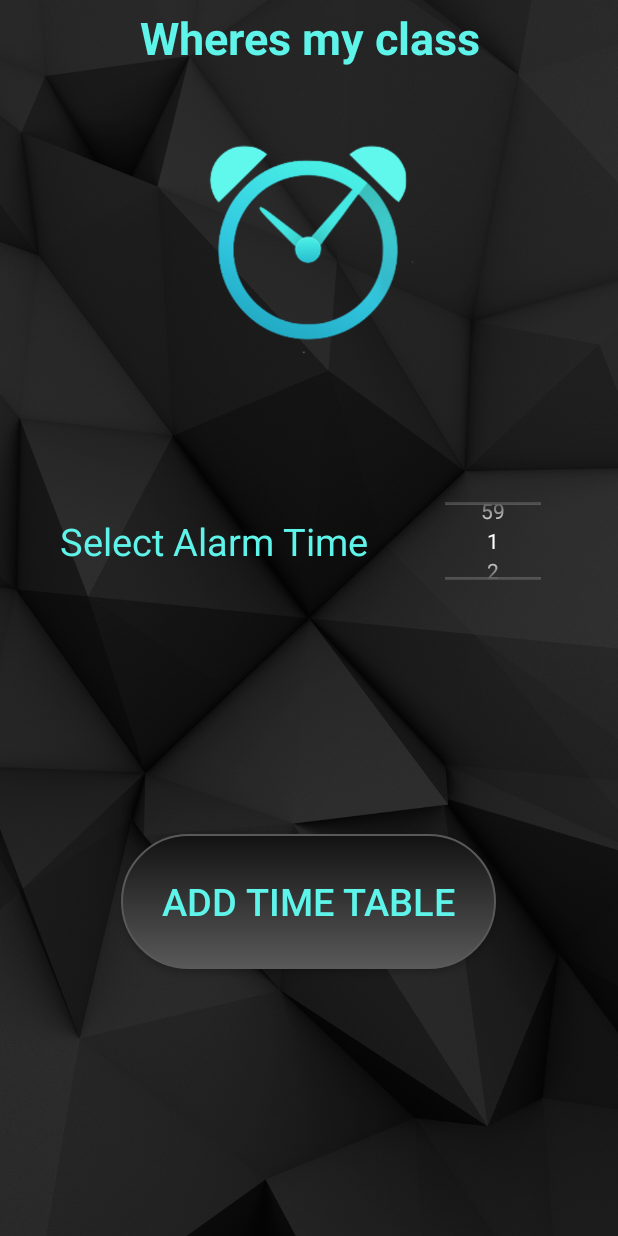
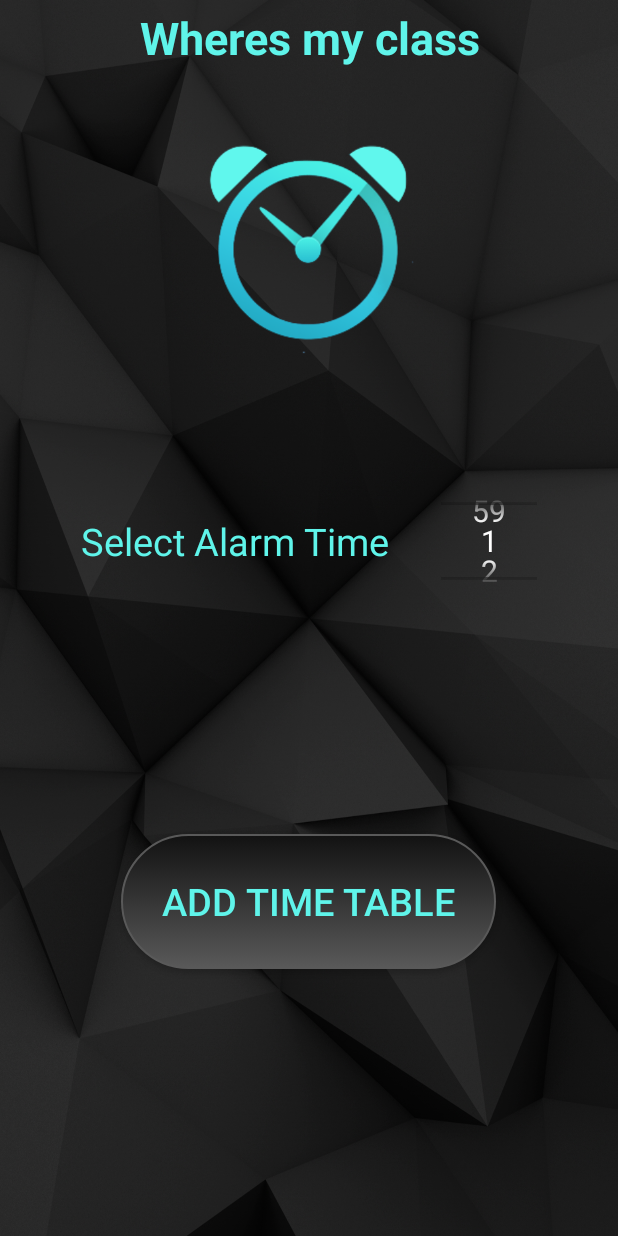
Before and after one commit to Faateh-Jarree/WheresMyClass, an Android app: the screen it shows after launch (Add_Table), on a phone screen of 412 x 824 dp. Run offline under Robolectric (Android 15) with nearby library versions, the phone set to English and light mode, and no system bars.

Commit message:
Final Changes

```diff
--- a/app/src/main/res/layout/add_table.xml
+++ b/app/src/main/res/layout/add_table.xml
@@ -49,11 +49,13 @@
 
         android:layout_marginStart="40dp"
         android:layout_marginTop="50dp"
+        android:layout_marginEnd="10dp"
         android:layout_marginBottom="8dp"
         android:text="@string/addTable_tv"
         android:textColor="@color/colorAccent"
         android:textSize="25sp"
         app:layout_constraintBottom_toBottomOf="parent"
+        app:layout_constraintEnd_toStartOf="@+id/number_picker_wgt"
         app:layout_constraintStart_toStartOf="parent"
         app:layout_constraintTop_toBottomOf="@+id/logo_img"
         app:layout_constraintVertical_bias="0.060000002" />
@@ -63,8 +65,11 @@
         android:layout_width="wrap_content"
         android:layout_height="60dp"
         android:layout_marginHorizontal="50dp"
+        android:layout_marginStart="10dp"
 
+        android:layout_marginEnd="40dp"
         android:layout_marginBottom="10dp"
+        android:theme="@style/AppTheme.Picker"
         app:layout_constraintBottom_toBottomOf="@+id/select_time_tv"
         app:layout_constraintEnd_toEndOf="parent"
         app:layout_constraintHorizontal_bias="0.503"
--- a/app/src/main/res/layout/set_reminder_time.xml
+++ b/app/src/main/res/layout/set_reminder_time.xml
@@ -49,11 +49,13 @@
 
         android:layout_marginStart="40dp"
         android:layout_marginTop="50dp"
+        android:layout_marginEnd="5dp"
         android:layout_marginBottom="8dp"
         android:text="@string/addTable_tv"
         android:textColor="@color/colorAccent"
         android:textSize="25sp"
         app:layout_constraintBottom_toBottomOf="parent"
+        app:layout_constraintEnd_toStartOf="@+id/number_picker_wgt"
         app:layout_constraintStart_toStartOf="parent"
         app:layout_constraintTop_toBottomOf="@+id/logo_img"
         app:layout_constraintVertical_bias="0.060000002" />
@@ -63,8 +65,10 @@
         android:layout_width="wrap_content"
         android:layout_height="60dp"
         android:layout_marginHorizontal="50dp"
+        android:layout_marginEnd="40dp"
 
         android:layout_marginBottom="10dp"
+        android:theme="@style/AppTheme.Picker"
         app:layout_constraintBottom_toBottomOf="@+id/select_time_tv"
         app:layout_constraintEnd_toEndOf="parent"
         app:layout_constraintHorizontal_bias="0.503"
--- a/app/src/main/res/values/styles.xml
+++ b/app/src/main/res/values/styles.xml
@@ -58,4 +58,10 @@
     <style name="view_pager_theme" parent="nav_drawer_theme" >
 
     </style>
+
+    <style name="AppTheme.Picker" parent="Theme.AppCompat.Light.NoActionBar" >
+        <item name="android:textColorPrimary">@android:color/white</item>
+        <item name="android:textSize">20sp</item>
+    </style>
+
 </resources>
```
